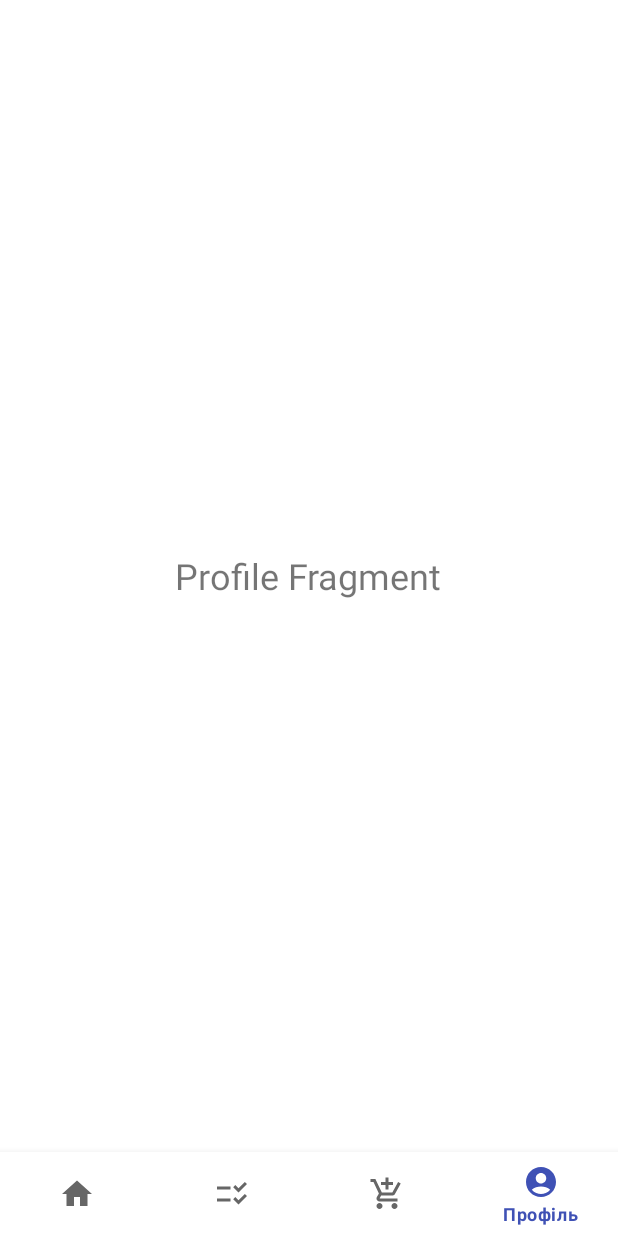
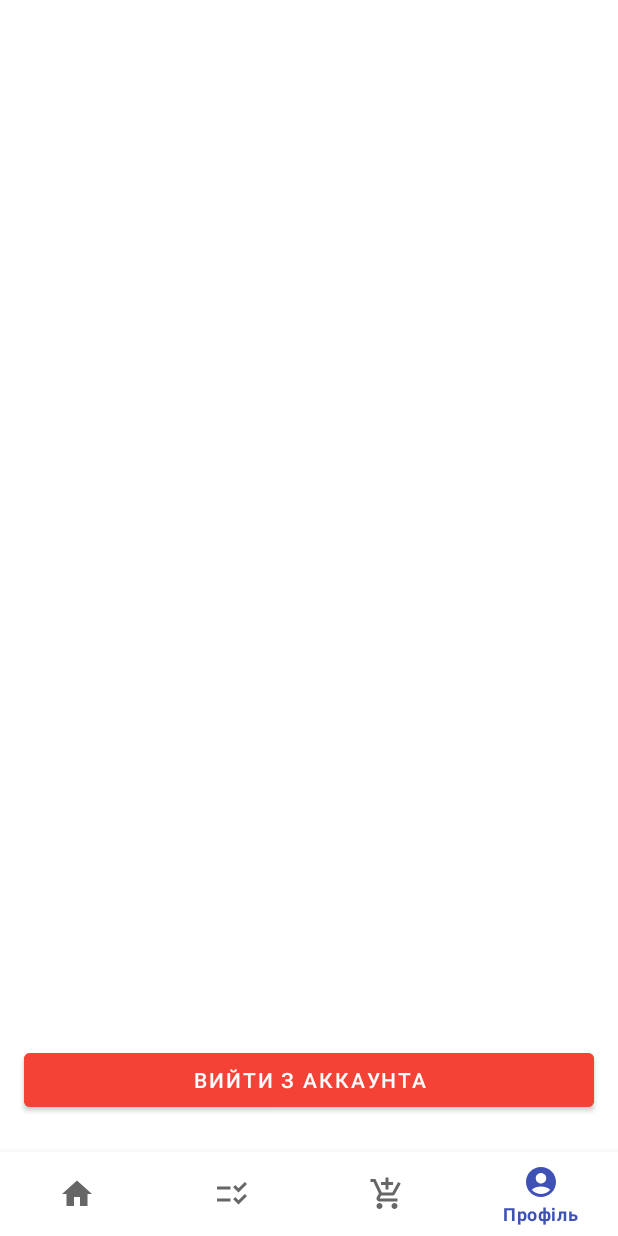
Before and after one commit to Denys2289/retro-gaming-store, an Android app: the ClientFragment screen opened through its navigation route, item 4 of the bottom bar chosen, on a phone screen of 412 x 824 dp. Run offline under Robolectric (Android 15) with nearby library versions, the phone set to English and light mode, and no system bars; our stand-ins replace navigation-ui.

Commit message:
exit account from client

```diff
--- a/app/src/main/java/com/example/retrogamingstore/database/UserDao.kt
+++ b/app/src/main/java/com/example/retrogamingstore/database/UserDao.kt
@@ -19,4 +19,7 @@ interface UserDao {
 
     @Query("DELETE FROM users WHERE username = :username")
     suspend fun deleteUser(username: String)
+
+    @Query("SELECT * FROM users WHERE id = :userId")
+    suspend fun getUserById(userId: Int): User?
 }
--- a/app/src/main/java/com/example/retrogamingstore/ui/main/ProfileFragment.kt
+++ b/app/src/main/java/com/example/retrogamingstore/ui/main/ProfileFragment.kt
@@ -5,11 +5,14 @@ import android.view.LayoutInflater
 import android.view.View
 import android.view.ViewGroup
 import androidx.fragment.app.Fragment
+import androidx.navigation.fragment.findNavController
+import com.example.retrogamingstore.R
 import com.example.retrogamingstore.databinding.FragmentProfileBinding
 
 class ProfileFragment : Fragment() {
     private var _binding: FragmentProfileBinding? = null
     private val binding get() = _binding!!
+
 
     override fun onCreateView(
         inflater: LayoutInflater,
@@ -19,6 +22,23 @@ class ProfileFragment : Fragment() {
         _binding = FragmentProfileBinding.inflate(inflater, container, false)
         return binding.root
     }
+    override fun onViewCreated(view: View, savedInstanceState: Bundle?) {
+        super.onViewCreated(view, savedInstanceState)
+
+        setupLogoutButton()
+    }
+
+    private fun setupLogoutButton() {
+        binding.btnLogout.setOnClickListener {
+            findNavController().navigate(R.id.action_global_to_loginFragment)
+
+            requireActivity().run {
+                finish()
+                startActivity(intent)
+            }
+        }
+    }
+
 
     override fun onDestroyView() {
         super.onDestroyView()
--- a/app/src/main/res/layout/fragment_client.xml
+++ b/app/src/main/res/layout/fragment_client.xml
@@ -14,10 +14,12 @@
         app:defaultNavHost="true"
         app:navGraph="@navigation/client_nav_graph" />
 
+
     <com.google.android.material.bottomnavigation.BottomNavigationView
         android:id="@+id/bottom_navigation"
         android:layout_width="match_parent"
         android:layout_height="wrap_content"
+        android:layout_alignParentBottom="true"
         app:menu="@menu/bottom_navigation_menu" />
 
 </LinearLayout>
--- a/app/src/main/res/layout/fragment_profile.xml
+++ b/app/src/main/res/layout/fragment_profile.xml
@@ -1,11 +1,23 @@
-<LinearLayout xmlns:android="http://schemas.android.com/apk/res/android"
+<?xml version="1.0" encoding="utf-8"?>
+<androidx.constraintlayout.widget.ConstraintLayout xmlns:android="http://schemas.android.com/apk/res/android"
+    xmlns:app="http://schemas.android.com/apk/res-auto"
+    xmlns:tools="http://schemas.android.com/tools"
     android:layout_width="match_parent"
     android:layout_height="match_parent"
-    android:gravity="center"
-    android:orientation="vertical">
-    <TextView
-        android:layout_width="wrap_content"
+    tools:context=".ui.main.ProfileFragment">
+
+    <Button
+        android:id="@+id/btn_logout"
+        android:layout_width="0dp"
         android:layout_height="wrap_content"
-        android:text="Profile Fragment"
-        android:textSize="24sp"/>
-</LinearLayout>
+        android:layout_marginStart="16dp"
+        android:layout_marginEnd="16dp"
+        android:layout_marginBottom="24dp"
+        android:text="Вийти з аккаунта"
+        android:backgroundTint="#F44336"
+        android:textColor="#FFFFFF"
+        app:layout_constraintBottom_toBottomOf="parent"
+        app:layout_constraintEnd_toEndOf="parent"
+        app:layout_constraintStart_toStartOf="parent" />
+
+</androidx.constraintlayout.widget.ConstraintLayout>
--- a/app/src/main/res/navigation/client_nav_graph.xml
+++ b/app/src/main/res/navigation/client_nav_graph.xml
@@ -28,4 +28,12 @@
         android:name="com.example.retrogamingstore.ui.main.ProfileFragment"
         android:label="ProfileFragment"
         tools:layout="@layout/fragment_profile" />
+
+    <action
+        android:id="@+id/action_global_to_loginFragment"
+        app:destination="@id/nav_graph"
+        app:popUpTo="@id/client_nav_graph"
+        app:popUpToInclusive="true" />
+
+    <include app:graph="@navigation/nav_graph" />
 </navigation>
```
